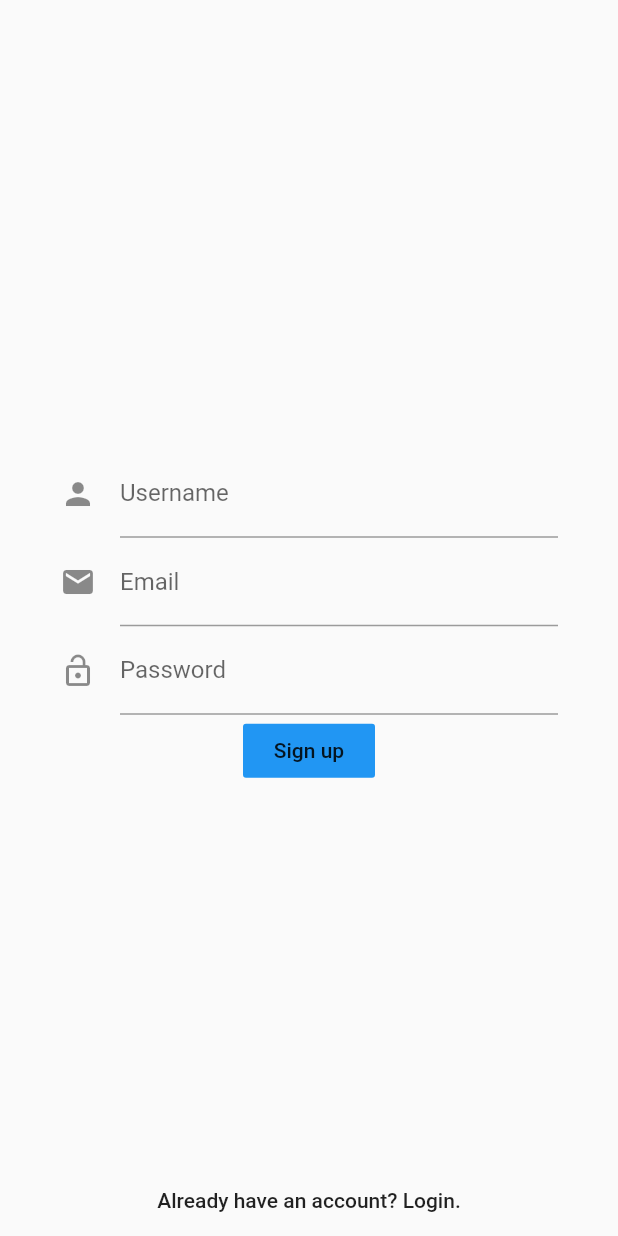
After one commit to balajijudaya/ChargeLabPOCApp, a Flutter app: the SignUpPage screen opened directly, on a phone screen of 412 x 824 dp. The commit adds this screen. Run offline on Flutter 3.47's test engine with Material 2 defaults, Android fonts, the phone set to English and light mode, and no system bars.

Commit message:
Implemented StreamBuilder and user authentication flow

```diff
--- a/lib/main.dart
+++ b/lib/main.dart
@@ -1,12 +1,28 @@
 import 'package:ChargeLabPoCApp/login_page.dart';
+import 'package:ChargeLabPoCApp/signup_page.dart';
+import 'package:ChargeLabPoCApp/user_auth.dart';
 import 'package:flutter/material.dart';
 
 void main() {
   runApp(ChargeLabPoCApp());
 }
 
-class ChargeLabPoCApp extends StatelessWidget {
-  // This widget is the root of your application.
+
+class ChargeLabPoCApp extends StatefulWidget {
+  @override
+  _ChargeLabPoCAppState createState() => _ChargeLabPoCAppState();
+}
+
+class _ChargeLabPoCAppState extends State<ChargeLabPoCApp> {
+  final _authService = AuthService();
+
+  @override
+  void initState() {
+    super.initState();
+    _authService.showLogin();
+  }
+
+
   @override
   Widget build(BuildContext context) {
     return MaterialApp(
@@ -15,11 +31,31 @@ class ChargeLabPoCApp extends StatelessWidget {
         primarySwatch: Colors.blue,
         visualDensity: VisualDensity.adaptivePlatformDensity,
       ),
-      home: Navigator(
-        pages: [
-          MaterialPage(child: LoginPage())
-        ],
-        onPopPage: (route, result) => route.didPop(result),
+      home: StreamBuilder<AuthState>(
+        stream: _authService.authStateController.stream,
+        builder: (context, snapshot) {
+          if (snapshot.hasData) {
+            return Navigator(
+              pages: [
+                // Show login page
+                if (snapshot.data.authFlowStatus == AuthFlowStatus.login)
+                  MaterialPage(child: LoginPage()),
+
+                // show sign up page
+                if (snapshot.data.authFlowStatus == AuthFlowStatus.signUp)
+                  MaterialPage(child: SignUpPage()),
+
+              ],
+              onPopPage: (route, result) => route.didPop(result),
+            );
+          } else {
+            // Snapshot has no data, show loading indicator
+            return Container(
+              alignment: Alignment.center,
+              child: CircularProgressIndicator(),
+            );
+          }
+        }
       )
     );
   }
--- /dev/null
+++ b/lib/signup_page.dart
@@ -0,0 +1,87 @@
+import 'package:flutter/material.dart';
+
+class SignUpPage extends StatefulWidget {
+  @override
+  _SignUpPageState createState() => _SignUpPageState();
+}
+
+class _SignUpPageState extends State<SignUpPage> {
+  final _usernameController = TextEditingController();
+  final _emailController = TextEditingController();
+  final _passwordController = TextEditingController();
+
+  @override
+  Widget build(BuildContext context) {
+    return Scaffold(
+      body: SafeArea(
+        minimum: EdgeInsets.symmetric(horizontal: 40),
+        child: Stack(
+          children: [
+            // Sign up form
+            _signUpForm(),
+            // Log in button
+            Container(
+              alignment: Alignment.bottomCenter,
+              child: FlatButton(
+                child: Text("Already have an account? Login."),
+                onPressed: () {
+
+                },
+              ),
+            )
+          ],
+        ),
+      )
+    );
+  }
+
+  Widget _signUpForm() {
+    return Column(
+      mainAxisAlignment: MainAxisAlignment.center,
+      children: [
+        // Username text field
+        TextField(
+          controller: _usernameController,
+          decoration: InputDecoration(
+            icon: Icon(Icons.person),
+            labelText: "Username",
+          ),
+        ),
+
+        // Email text field
+        TextField(
+          controller: _emailController,
+          decoration: InputDecoration(
+            icon: Icon(Icons.mail),
+            labelText: "Email",
+          ),
+        ),
+
+        // Password text field
+        TextField(
+          controller: _passwordController,
+          decoration: InputDecoration(
+            icon: Icon(Icons.lock_open),
+            labelText: "Password",
+          ),
+        ),
+
+        // Sign up button
+        FlatButton(
+          onPressed: _signUp,
+          child: Text("Sign up"),
+          color: Theme.of(context).accentColor,
+        )
+      ],
+    );
+  }
+
+
+  void _signUp() {
+    final username = _usernameController.text.trim();
+    final email = _emailController.text.trim();
+    final password = _passwordController.text.trim();
+
+    print("username: $username\nemail: $email\npassword: $password\n");
+  }
+}
--- /dev/null
+++ b/lib/user_auth.dart
@@ -0,0 +1,30 @@
+import 'dart:async';
+
+enum AuthFlowStatus {
+  login,
+  signUp,
+  verification,
+  session
+}
+
+// Object to be observed by the stream in the StreamBuilder
+class AuthState {
+  final AuthFlowStatus authFlowStatus;
+
+  AuthState({this.authFlowStatus});
+}
+
+// Manages the stream controller of AuthState and contains all the authentication functionality
+class AuthService {
+  final authStateController = StreamController<AuthState>();
+
+  void showSignUp() {
+    final state = AuthState(authFlowStatus: AuthFlowStatus.signUp);
+    authStateController.add(state);
+  }
+
+  void showLogin() {
+    final state = AuthState(authFlowStatus: AuthFlowStatus.login);
+    authStateController.add(state);
+  }
+}
```
Also changed, not shown: lib/login_page.dart (+10 -10 lines), 1 other file.
